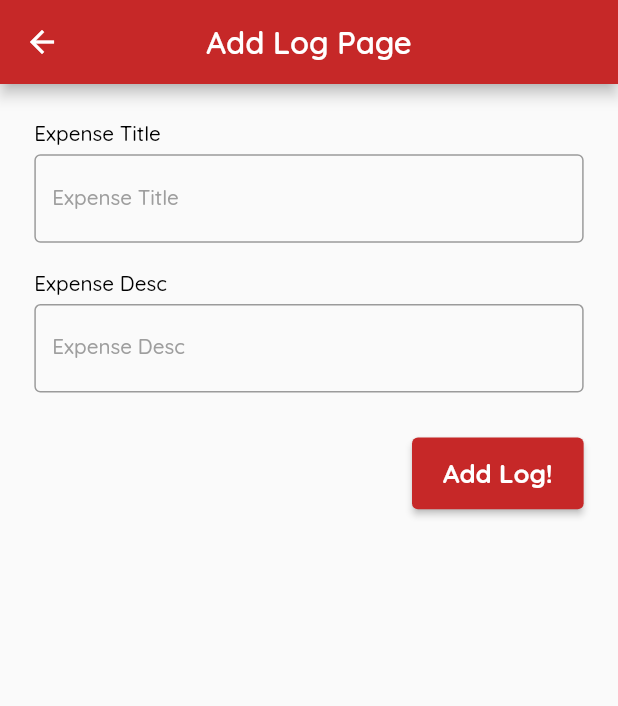
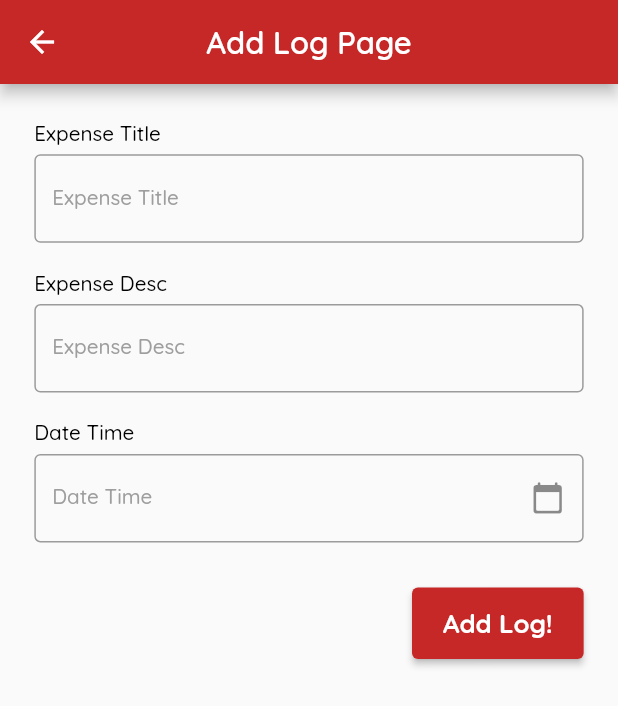
Before and after one commit to ozaenzenzen/flutter-FAMExpensesLog, a Flutter app: the AddPage screen opened directly, on a phone screen of 412 x 824 dp. Shown: the top 706 px of the screen. Run offline on Flutter 3.47's test engine with Material 2 defaults, Android fonts, the phone set to English and light mode, and no system bars; our stand-ins replace flutter_screenutil, get, google_fonts, sqflite; accounts and stored records are empty.

Commit message:
update add page dart

```diff
--- a/lib/page/addpage.dart
+++ b/lib/page/addpage.dart
@@ -1,6 +1,7 @@
 import 'package:flutter/material.dart';
 import 'package:flutter_screenutil/flutter_screenutil.dart';
 import 'package:google_fonts/google_fonts.dart';
+import 'package:intl/intl.dart';
 
 class AddPage extends StatefulWidget {
   @override
@@ -9,6 +10,8 @@ class AddPage extends StatefulWidget {
 
 class _AddPageState extends State<AddPage> {
   ScreenUtil screenUtil = ScreenUtil();
+  TextEditingController dateController = TextEditingController();
+
   @override
   Widget build(BuildContext context) {
     return Scaffold(
@@ -88,12 +91,58 @@ class _AddPageState extends State<AddPage> {
                 ),
               ],
             ),
-            // showDatePicker(
-            //   context: context,
-            //   initialDate: DateTime.now(),
-            //   firstDate: DateTime(2019, 1),
-            //   lastDate: DateTime(2021, 12),
-            // ),
+            SizedBox(
+              height: screenUtil.setHeight(15),
+            ),
+            Column(
+              crossAxisAlignment: CrossAxisAlignment.start,
+              children: [
+                Text(
+                  "Date Time",
+                  style: GoogleFonts.quicksand(
+                    color: Colors.black,
+                    fontSize: screenUtil.setSp(12),
+                    fontWeight: FontWeight.w500,
+                  ),
+                ),
+                SizedBox(
+                  height: screenUtil.setHeight(5),
+                ),
+                GestureDetector(
+                  onTap: () {
+                    setState(() {
+                      showDatePicker(
+                        context: context,
+                        initialDate: DateTime.now(),
+                        firstDate: DateTime(2019, 1),
+                        lastDate: DateTime(2021, 12),
+                      ).then((value) {
+                        dateController.text =
+                            DateFormat('EEEE, dd MMMM yyyy').format(value!);
+                      });
+                    });
+                  },
+                  child: AbsorbPointer(
+                    child: TextField(
+                      controller: dateController,
+                      decoration: InputDecoration(
+                        suffixIcon: Icon(
+                          Icons.calendar_today_rounded,
+                          size: screenUtil.setSp(20),
+                        ),
+                        labelText: "Date Time",
+                        labelStyle: GoogleFonts.quicksand(
+                          color: Colors.grey,
+                          fontSize: screenUtil.setSp(12),
+                          fontWeight: FontWeight.w500,
+                        ),
+                        border: OutlineInputBorder(),
+                      ),
+                    ),
+                  ),
+                ),
+              ],
+            ),
             SizedBox(
               height: screenUtil.setHeight(25),
             ),
```
